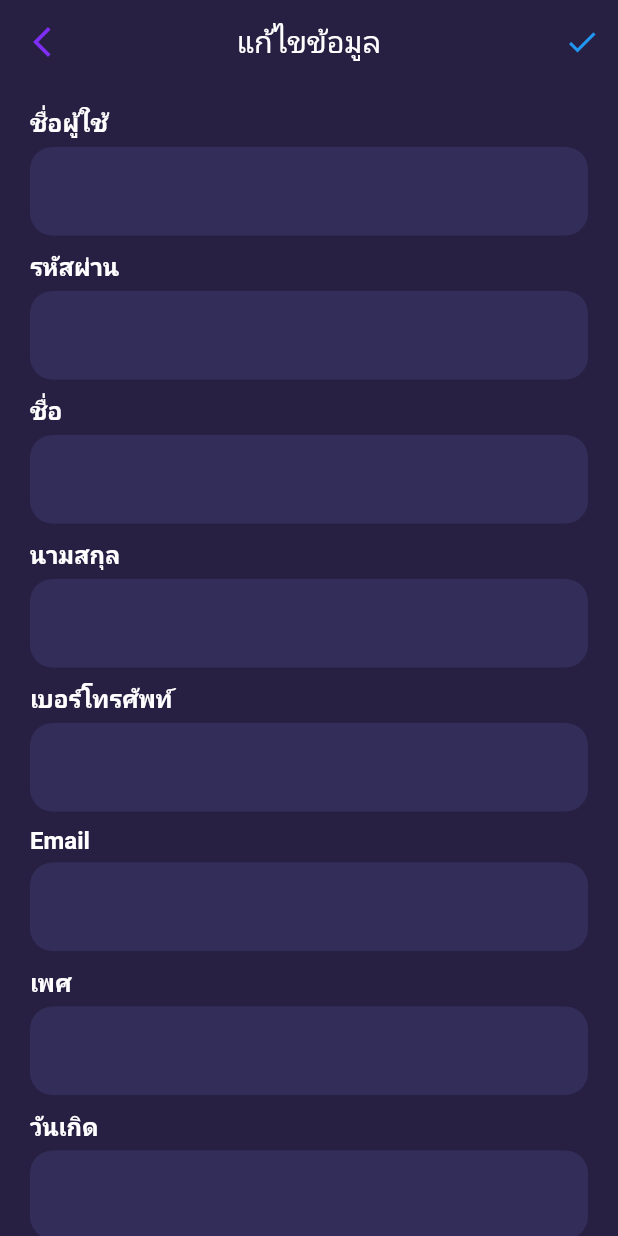
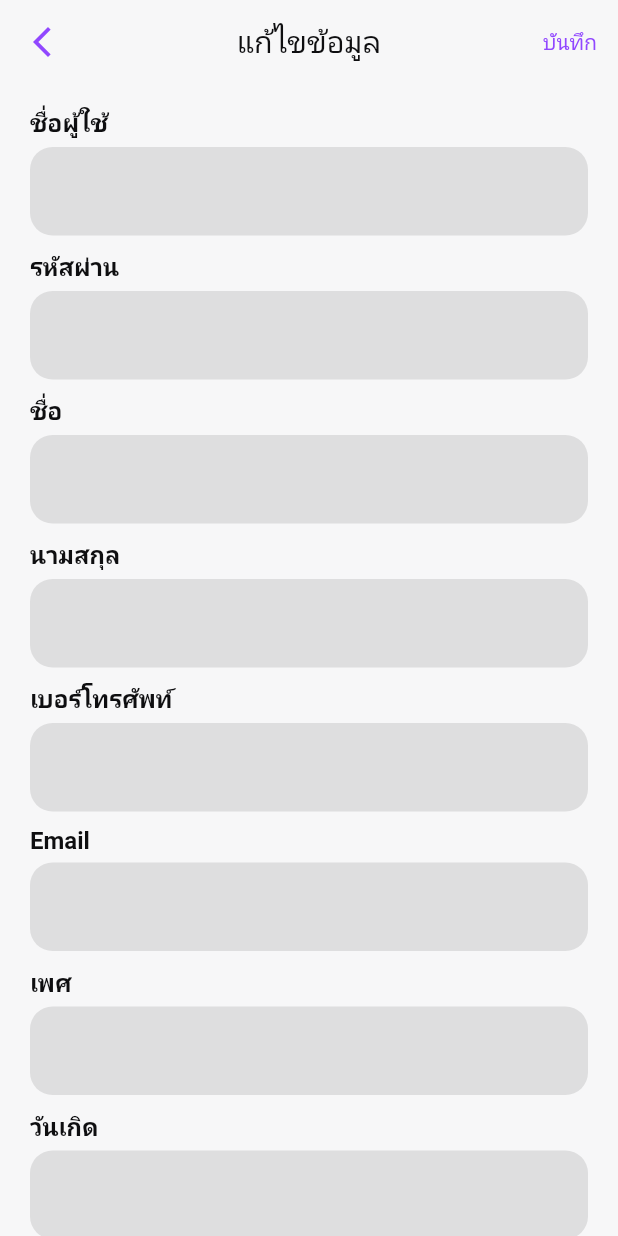
Before and after one commit to tongtongg9/Application-Entertainment-Recommendation, a Flutter app: the EditPageUser screen opened directly with empty values, on a phone screen of 412 x 824 dp. Run offline on Flutter 3.47's test engine with Material 2 defaults, Android fonts, the phone set to English and light mode, and no system bars; our stand-ins replace date_field, delayed_display, flutter_svg, google_fonts, google_maps_flutter, hexcolor and 2 more; missing offline and left inert: dart:ffi, google_maps_place_picker, multi_image_picker; accounts and stored records are empty; network calls fail; Roboto replaces fonts that are missing (Mitr).

Commit message:
v--220821

```diff
--- a/lib/owner/Dashboard.dart
+++ b/lib/owner/Dashboard.dart
@@ -210,7 +210,7 @@ class GridMenu extends StatelessWidget {
       onTap: press,
       child: Card(
         elevation: 5,
-        color: tBackgroundLightColor,
+        color: tBGDeepColor,
         shape: RoundedRectangleBorder(borderRadius: BorderRadius.circular(10)),
         child: Column(
           mainAxisAlignment: MainAxisAlignment.center,
@@ -223,7 +223,7 @@ class GridMenu extends StatelessWidget {
             Text(
               title,
               style: TextStyle(
-                color: tWhiteColor,
+                color: tTextColor,
                 fontSize: 16,
               ),
             ),
--- a/lib/owner/MyPubOw.dart
+++ b/lib/owner/MyPubOw.dart
@@ -102,7 +102,7 @@ class _MyPubOwState extends State<MyPubOw> {
                       });
                 },
                 child: Card(
-                  color: tBackgroundLightColor,
+                  color: tBGDeepColor,
                   elevation: 8,
                   shape: RoundedRectangleBorder(
                     borderRadius: BorderRadius.circular(15),
--- a/lib/owner/ShowDetailNP_owner.dart
+++ b/lib/owner/ShowDetailNP_owner.dart
@@ -315,7 +315,7 @@ class _ShowDetailNPownerState extends State<ShowDetailNPowner> {
                             });
                       },
                       child: Card(
-                        color: tBackgroundLightColor,
+                        color: tBGDeepColor,
                         shape: RoundedRectangleBorder(
                             borderRadius: BorderRadius.circular(10)),
                         child: SizedBox(
@@ -324,7 +324,7 @@ class _ShowDetailNPownerState extends State<ShowDetailNPowner> {
                             child: Text(
                               'ดูรีวิวจากผู้ใช้บริการ',
                               style: TextStyle(
-                                color: tWhiteColor,
+                                color: tTextColor,
                                 fontSize: 16,
                               ),
                             ),
--- a/lib/user/Page/Home/Review_user.dart
+++ b/lib/user/Page/Home/Review_user.dart
@@ -132,7 +132,7 @@ class _ReviewPageState extends State<ReviewPage> {
                     borderSide: BorderSide.none,
                   ),
                   filled: true,
-                  fillColor: tBackgroundLightColor,
+                  fillColor: tBGDeepColor,
                   hintText: 'พูดสรุปถึงร้านนี้',
                   focusColor: tGreyColor,
                   hintStyle: TextStyle(
@@ -187,7 +187,7 @@ class _ReviewPageState extends State<ReviewPage> {
                     borderSide: BorderSide.none,
                   ),
                   filled: true,
-                  fillColor: tBackgroundLightColor,
+                  fillColor: tBGDeepColor,
                   hintText:
                       'เล่ารายละเอียดตรงนนี้เลย เขียนรีวิวเหมือนเล่าให้ฟังนะครับ',
                   focusColor: Colors.white54,
--- a/lib/user/Page/Home/newHome.dart
+++ b/lib/user/Page/Home/newHome.dart
@@ -73,7 +73,7 @@ class _NewwHomeState extends State<NewwHome> {
         title: Text(
           'หน้าหลัก',
           style: TextStyle(
-            color: tWhiteColor,
+            color: tTextColor,
             fontSize: 24,
             fontWeight: FontWeight.w500,
           ),
@@ -113,7 +113,7 @@ class _NewwHomeState extends State<NewwHome> {
                   Text(
                     "สวัสดี คุณ,",
                     style: TextStyle(
-                      color: tWhiteColor,
+                      color: tTextColor,
                       fontSize: 18,
                       fontWeight: FontWeight.normal,
                     ),
@@ -138,7 +138,7 @@ class _NewwHomeState extends State<NewwHome> {
                   Text(
                     "เลือกร้านที่คุณชอบแล้วออกไปสนุกเลย!!",
                     style: TextStyle(
-                      color: Colors.white,
+                      color: tTextColor,
                       fontSize: 18,
                       fontWeight: FontWeight.normal,
                     ),
--- a/lib/user/Page/Notification/Notification.dart
+++ b/lib/user/Page/Notification/Notification.dart
@@ -20,7 +20,7 @@ class _NontificationState extends State<Nontification> {
         title: Text(
           'แจ้งเตือน',
           style: TextStyle(
-            color: tWhiteColor,
+            color: tTextColor,
             fontSize: 24,
             fontWeight: FontWeight.w500,
           ),
--- a/lib/user/Page/Profile/EditPageUser.dart
+++ b/lib/user/Page/Profile/EditPageUser.dart
@@ -82,13 +82,15 @@ class _EditPageUserState extends State<EditPageUser> {
           },
         ),
         actions: [
-          IconButton(
-            icon: Icon(
-              Icons.check,
-              color: Theme.of(context).primaryColor,
+          TextButton(
+            onPressed: save,
+            child: Text(
+              'บันทึก',
+              style: TextStyle(
+                color: tPimaryColor,
+              ),
             ),
-            onPressed: save,
-          ),
+          )
         ],
       ),
       body: SingleChildScrollView(
@@ -136,7 +138,7 @@ class _EditPageUserState extends State<EditPageUser> {
           borderSide: BorderSide.none,
         ),
         filled: true,
-        fillColor: tBackgroundLightColor,
+        fillColor: tBGDeepColor,
         focusColor: tGreyColor,
         hintStyle: TextStyle(
           fontSize: 16,
@@ -154,7 +156,7 @@ class _EditPageUserState extends State<EditPageUser> {
             Text(
               'ชื่อผู้ใช้',
               style: TextStyle(
-                color: Colors.white,
+                color: tTextColor,
                 fontSize: 16,
                 fontWeight: FontWeight.bold,
               ),
@@ -164,7 +166,10 @@ class _EditPageUserState extends State<EditPageUser> {
         SizedBox(height: 5),
         TextField(
           readOnly: readOnly ? readOnly : false,
-          style: TextStyle(color: Colors.white, fontSize: 16),
+          style: TextStyle(
+            color: tTextGColor,
+            fontSize: 16,
+          ),
           controller: user_username, //? << ดึงข้อมูลมาแก้ไข
           decoration: InputDecoration(
             border: OutlineInputBorder(
@@ -172,11 +177,11 @@ class _EditPageUserState extends State<EditPageUser> {
               borderSide: BorderSide.none,
             ),
             filled: true,
-            fillColor: tBackgroundLightColor,
+            fillColor: tBGDeepColor,
             focusColor: tGreyColor,
             hintStyle: TextStyle(
               fontSize: 16,
-              color: Colors.white54,
+              color: tTextGColor,
             ),
           ),
         ),
@@ -192,7 +197,7 @@ class _EditPageUserState extends State<EditPageUser> {
             Text(
               'รหัสผ่าน',
               style: TextStyle(
-                color: Colors.white,
+                color: tTextColor,
                 fontSize: 16,
                 fontWeight: FontWeight.bold,
               ),
@@ -202,7 +207,10 @@ class _EditPageUserState extends State<EditPageUser> {
         SizedBox(height: 5),
         TextField(
           readOnly: readOnly ? readOnly : false,
-          style: TextStyle(color: Colors.white, fontSize: 16),
+          style: TextStyle(
+            color: tTextGColor,
+            fontSize: 16,
+          ),
           controller: user_password, //? << ดึงข้อมูลมาแก้ไข
           obscureText: isPasswordTextField ? isObscurePassword : false,
           decoration: InputDecoration(
@@ -211,11 +219,11 @@ class _EditPageUserState extends State<EditPageUser> {
               borderSide: BorderSide.none,
             ),
             filled: true,
-            fillColor: tBackgroundLightColor,
+            fillColor: tBGDeepColor,
             focusColor: tGreyColor,
             hintStyle: TextStyle(
               fontSize: 16,
-              color: Colors.white54,
+              color: tTextGColor,
             ),
           ),
         ),
@@ -231,7 +239,7 @@ class _EditPageUserState extends State<EditPageUser> {
             Text(
               'ชื่อ',
               style: TextStyle(
-                color: Colors.white,
+                color: tTextColor,
                 fontSize: 16,
                 fontWeight: FontWeight.bold,
               ),
@@ -241,7 +249,10 @@ class _EditPageUserState extends State<EditPageUser> {
         SizedBox(height: 5),
         TextField(
           readOnly: readOnly ? readOnly : false,
-          style: TextStyle(color: Colors.white, fontSize: 16),
+          style: TextStyle(
+            color: tTextColor,
+            fontSize: 16,
+          ),
           controller: user_name, //? << ดึงข้อมูลมาแก้ไข
           decoration: InputDecoration(
             border: OutlineInputBorder(
@@ -249,11 +260,11 @@ class _EditPageUserState extends State<EditPageUser> {
               borderSide: BorderSide.none,
             ),
             filled: true,
-            fillColor: tBackgroundLightColor,
+            fillColor: tBGDeepColor,
             focusColor: tGreyColor,
             hintStyle: TextStyle(
               fontSize: 16,
-              color: Colors.white54,
+              color: tTextGColor,
             ),
           ),
         ),
@@ -269,7 +280,7 @@ class _EditPageUserState extends State<EditPageUser> {
             Text(
               'นามสกุล',
               style: TextStyle(
-                color: Colors.white,
+                color: tTextColor,
                 fontSize: 16,
                 fontWeight: FontWeight.bold,
               ),
@@ -279,7 +290,10 @@ class _EditPageUserState extends State<EditPageUser> {
         SizedBox(height: 5),
         TextField(
           readOnly: readOnly ? readOnly : false,
-          style: TextStyle(color: Colors.white, fontSize: 16),
+          style: TextStyle(
+            color: tTextColor,
+            fontSize: 16,
+          ),
           controller: user_lname, //? << ดึงข้อมูลมาแก้ไข
           decoration: InputDecoration(
             border: OutlineInputBorder(
@@ -287,11 +301,11 @@ class _EditPageUserState extends State<EditPageUser> {
               borderSide: BorderSide.none,
             ),
             filled: true,
-            fillColor: tBackgroundLightColor,
+            fillColor: tBGDeepColor,
             focusColor: tGreyColor,
             hintStyle: TextStyle(
               fontSize: 16,
-              color: Colors.white54,
+              color: tTextGColor,
             ),
           ),
         ),
@@ -307,7 +321,7 @@ class _EditPageUserState extends State<EditPageUser> {
             Text(
               'เบอร์โทรศัพท์',
               style: TextStyle(
-                color: Colors.white,
+                color: tTextColor,
                 fontSize: 16,
                 fontWeight: FontWeight.bold,
               ),
@@ -317,7 +331,10 @@ class _EditPageUserState extends State<EditPageUser> {
         SizedBox(height: 5),
         TextField(
           readOnly: readOnly ? readOnly : false,
-          style: TextStyle(color: Colors.white, fontSize: 16),
+          style: TextStyle(
+            color: tTextColor,
+            fontSize: 16,
+          ),
           controller: user_phone, //? << ดึงข้อมูลมาแก้ไข
           decoration: InputDecoration(
             border: OutlineInputBorder(
@@ -325,11 +342,11 @@ class _EditPageUserState extends State<EditPageUser> {
               borderSide: BorderSide.none,
             ),
             filled: true,
-            fillColor: tBackgroundLightColor,
+            fillColor: tBGDeepColor,
             focusColor: tGreyColor,
             hintStyle: TextStyle(
               fontSize: 16,
-              color: Colors.white54,
+              color: tTextGColor,
             ),
           ),
         ),
@@ -345,7 +362,7 @@ class _EditPageUserState extends State<EditPageUser> {
             Text(
               'Email',
               style: TextStyle(
-                color: Colors.white,
+                color: tTextColor,
                 fontSize: 16,
                 fontWeight: FontWeight.bold,
               ),
@@ -355,7 +372,10 @@ class _EditPageUserState extends State<EditPageUser> {
         SizedBox(height: 5),
         TextField(
           readOnly: readOnly ? readOnly : false,
-          style: TextStyle(color: Colors.white, fontSize: 16),
+          style: TextStyle(
+            color: tTextColor,
+            fontSize: 16,
+          ),
           controller: user_email, //? << ดึงข้อมูลมาแก้ไข
           decoration: InputDecoration(
             border: OutlineInputBorder(
@@ -363,11 +383,11 @@ class _EditPageUserState extends State<EditPageUser> {
               borderSide: BorderSide.none,
             ),
             filled: true,
-            fillColor: tBackgroundLightColor,
+            fillColor: tBGDeepColor,
             focusColor: tGreyColor,
             hintStyle: TextStyle(
               fontSize: 16,
-              color: Colors.white54,
+              color: tTextGColor,
             ),
           ),
         ),
@@ -383,7 +403,7 @@ class _EditPageUserState extends State<EditPageUser> {
             Text(
               'เพศ',
               style: TextStyle(
-                color: Colors.white,
+                color: tTextColor,
                 fontSize: 16,
                 fontWeight: FontWeight.bold,
               ),
@@ -393,7 +413,10 @@ class _EditPageUserState extends State<EditPageUser> {
         SizedBox(height: 5),
         TextField(
           readOnly: readOnly ? readOnly : false,
-          style: TextStyle(color: Colors.white, fontSize: 16),
+          style: TextStyle(
+            color: tTextGColor,
+            fontSize: 16,
+          ),
           controller: user_gender, //? << ดึงข้อมูลมาแก้ไข
           decoration: InputDecoration(
             border: OutlineInputBorder(
@@ -401,11 +424,11 @@ class _EditPageUserState extends State<EditPageUser> {
               borderSide: BorderSide.none,
             ),
             filled: true,
-            fillColor: tBackgroundLightColor,
+            fillColor: tBGDeepColor,
             focusColor: tGreyColor,
             hintStyle: TextStyle(
               fontSize: 16,
-              color: Colors.white54,
+              color: tTextGColor,
             ),
           ),
         ),
@@ -421,7 +444,7 @@ class _EditPageUserState extends State<EditPageUser> {
             Text(
               'วันเกิด',
               style: TextStyle(
-                color: Colors.white,
+                color: tTextColor,
                 fontSize: 16,
                 fontWeight: FontWeight.bold,
               ),
@@ -431,7 +454,10 @@ class _EditPageUserState extends State<EditPageUser> {
         SizedBox(height: 5),
         TextField(
           readOnly: readOnly ? readOnly : false,
-          style: TextStyle(color: Colors.white, fontSize: 16),
+          style: TextStyle(
+            color: tTextGColor,
+            fontSize: 16,
+          ),
           controller: user_bday, //? << ดึงข้อมูลมาแก้ไข
           decoration: InputDecoration(
             border: OutlineInputBorder(
@@ -439,11 +465,11 @@ class _EditPageUserState extends State<EditPageUser> {
               borderSide: BorderSide.none,
             ),
             filled: true,
-            fillColor: tBackgroundLightColor,
+            fillColor: tBGDeepColor,
             focusColor: tGreyColor,
             hintStyle: TextStyle(
               fontSize: 16,
-              color: Colors.white54,
+              color: tTextGColor,
             ),
           ),
         ),
--- a/lib/widget/colors.dart
+++ b/lib/widget/colors.dart
@@ -1,10 +1,17 @@
 import 'package:flutter/material.dart';
 import 'package:hexcolor/hexcolor.dart';
 
-Color tBackgroundColor = HexColor('#282043');
-Color tBackgroundLightColor = HexColor('#332e59');
-Color tPimaryColor = HexColor('#802df6');
+Color tBGColor = HexColor('#f7f7f8');
+Color tBGDeepColor = HexColor('#dededf');
+Color tPimaryColor = HexColor('#9147ff');
 // Color tPimaryColor = HexColor('#bb06fc');
-Color tGreyColor = HexColor('#9b96a6');
-Color tWhiteColor = HexColor('#ffffff');
+Color tGreyColor = HexColor('#53535f');
+Color tTextColor = HexColor('#0e0e10');
+Color tTextWColor = HexColor('#ffffff');
+Color tTextGColor = HexColor('#53535f');
 Color tErrorColor = HexColor('#d90429');
+
+// Divider(
+// color: Colors.black12,
+// thickness: 2,
+//  ),
```
Also changed, not shown: lib/main.dart (+3 -15 lines), lib/np/AddNP.dart (+11 -11 lines), lib/owner/EditPageOw.dart (+8 -9 lines), lib/user/Page/Feed/Feed.dart (+10 -10 lines), lib/user/Page/Home/DetailNp.dart (+38 -36 lines), lib/user/Page/Home/Review_np_list.dart (+7 -69 lines), lib/user/Page/Profile/Profile.dart (+7 -8 lines), lib/user/Page/Profile/ShowDataUser.dart (+4 -4 lines), lib/user/bottom_nav_bar.dart (+5 -17 lines), .gitpush.txt.
